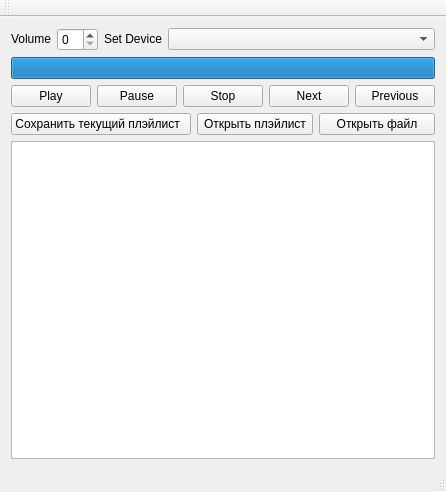
This is mainwindow.ui in temq09/audio_player as Qt 5 draws it before an edit. The edited form follows.
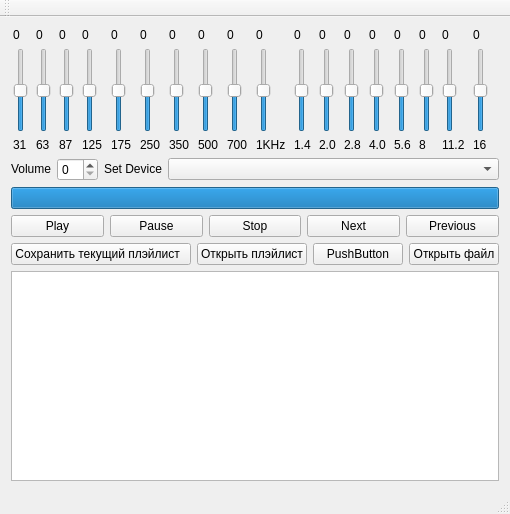
This is the edited form.

```diff
--- a/mainwindow.ui
+++ b/mainwindow.ui
@@ -6,8 +6,8 @@
    <rect>
     <x>0</x>
     <y>0</y>
-    <width>421</width>
-    <height>492</height>
+    <width>510</width>
+    <height>514</height>
    </rect>
   </property>
   <property name="sizePolicy">
@@ -23,6 +23,949 @@
    <layout class="QVBoxLayout" name="verticalLayout_2">
     <item>
      <layout class="QVBoxLayout" name="verticalLayout">
+      <item>
+       <layout class="QHBoxLayout" name="horizontalLayout_4">
+        <property name="sizeConstraint">
+         <enum>QLayout::SetFixedSize</enum>
+        </property>
+        <item>
+         <layout class="QVBoxLayout" name="verticalLayout_4">
+          <item>
+           <widget class="QLabel" name="lb_33">
+            <property name="sizePolicy">
+             <sizepolicy hsizetype="Fixed" vsizetype="Preferred">
+              <horstretch>0</horstretch>
+              <verstretch>0</verstretch>
+             </sizepolicy>
+            </property>
+            <property name="text">
+             <string>0</string>
+            </property>
+           </widget>
+          </item>
+          <item>
+           <widget class="QSlider" name="slider_33">
+            <property name="sizePolicy">
+             <sizepolicy hsizetype="Fixed" vsizetype="Fixed">
+              <horstretch>0</horstretch>
+              <verstretch>0</verstretch>
+             </sizepolicy>
+            </property>
+            <property name="minimum">
+             <number>-15</number>
+            </property>
+            <property name="maximum">
+             <number>15</number>
+            </property>
+            <property name="pageStep">
+             <number>1</number>
+            </property>
+            <property name="orientation">
+             <enum>Qt::Vertical</enum>
+            </property>
+           </widget>
+          </item>
+          <item>
+           <widget class="QLabel" name="label_2">
+            <property name="sizePolicy">
+             <sizepolicy hsizetype="Fixed" vsizetype="Fixed">
+              <horstretch>0</horstretch>
+              <verstretch>0</verstretch>
+             </sizepolicy>
+            </property>
+            <property name="text">
+             <string>31</string>
+            </property>
+           </widget>
+          </item>
+         </layout>
+        </item>
+        <item>
+         <layout class="QVBoxLayout" name="verticalLayout_12">
+          <item>
+           <widget class="QLabel" name="lb_63">
+            <property name="sizePolicy">
+             <sizepolicy hsizetype="Fixed" vsizetype="Preferred">
+              <horstretch>0</horstretch>
+              <verstretch>0</verstretch>
+             </sizepolicy>
+            </property>
+            <property name="text">
+             <string>0</string>
+            </property>
+           </widget>
+          </item>
+          <item>
+           <widget class="QSlider" name="slider_63">
+            <property name="sizePolicy">
+             <sizepolicy hsizetype="Fixed" vsizetype="Fixed">
+              <horstretch>0</horstretch>
+              <verstretch>0</verstretch>
+             </sizepolicy>
+            </property>
+            <property name="minimum">
+             <number>-15</number>
+            </property>
+            <property name="maximum">
+             <number>15</number>
+            </property>
+            <property name="pageStep">
+             <number>1</number>
+            </property>
+            <property name="orientation">
+             <enum>Qt::Vertical</enum>
+            </property>
+           </widget>
+          </item>
+          <item>
+           <widget class="QLabel" name="label_3">
+            <property name="sizePolicy">
+             <sizepolicy hsizetype="Fixed" vsizetype="Fixed">
+              <horstretch>0</horstretch>
+              <verstretch>0</verstretch>
+             </sizepolicy>
+            </property>
+            <property name="text">
+             <string>63</string>
+            </property>
+           </widget>
+          </item>
+         </layout>
+        </item>
+        <item>
+         <layout class="QVBoxLayout" name="verticalLayout_17">
+          <item>
+           <widget class="QLabel" name="lb_87">
+            <property name="sizePolicy">
+             <sizepolicy hsizetype="Fixed" vsizetype="Preferred">
+              <horstretch>0</horstretch>
+              <verstretch>0</verstretch>
+             </sizepolicy>
+            </property>
+            <property name="text">
+             <string>0</string>
+            </property>
+           </widget>
+          </item>
+          <item>
+           <widget class="QSlider" name="slider_87">
+            <property name="sizePolicy">
+             <sizepolicy hsizetype="Fixed" vsizetype="Fixed">
+              <horstretch>0</horstretch>
+              <verstretch>0</verstretch>
+             </sizepolicy>
+            </property>
+            <property name="minimum">
+             <number>-15</number>
+            </property>
+            <property name="maximum">
+             <number>15</number>
+            </property>
+            <property name="pageStep">
+             <number>1</number>
+            </property>
+            <property name="orientation">
+             <enum>Qt::Vertical</enum>
+            </property>
+           </widget>
+          </item>
+          <item>
+           <widget class="QLabel" name="label_18">
+            <property name="sizePolicy">
+             <sizepolicy hsizetype="Fixed" vsizetype="Preferred">
+              <horstretch>0</horstretch>
+              <verstretch>0</verstretch>
+             </sizepolicy>
+            </property>
+            <property name="text">
+             <string>87</string>
+            </property>
+           </widget>
+          </item>
+         </layout>
+        </item>
+        <item>
+         <layout class="QVBoxLayout" name="verticalLayout_11">
+          <item>
+           <widget class="QLabel" name="lb_125">
+            <property name="sizePolicy">
+             <sizepolicy hsizetype="Fixed" vsizetype="Preferred">
+              <horstretch>0</horstretch>
+              <verstretch>0</verstretch>
+             </sizepolicy>
+            </property>
+            <property name="text">
+             <string>0</string>
+            </property>
+           </widget>
+          </item>
+          <item>
+           <widget class="QSlider" name="slider_125">
+            <property name="sizePolicy">
+             <sizepolicy hsizetype="Fixed" vsizetype="Fixed">
+              <horstretch>0</horstretch>
+              <verstretch>0</verstretch>
+             </sizepolicy>
+            </property>
+            <property name="minimum">
+             <number>-15</number>
+            </property>
+            <property name="maximum">
+             <number>15</number>
+            </property>
+            <property name="pageStep">
+             <number>1</number>
+            </property>
+            <property name="orientation">
+             <enum>Qt::Vertical</enum>
+            </property>
+           </widget>
+          </item>
+          <item>
+           <widget class="QLabel" name="label_4">
+            <property name="sizePolicy">
+             <sizepolicy hsizetype="Fixed" vsizetype="Preferred">
+              <horstretch>0</horstretch>
+              <verstretch>0</verstretch>
+             </sizepolicy>
+            </property>
+            <property name="text">
+             <string>125</string>
+            </property>
+           </widget>
+          </item>
+         </layout>
+        </item>
+        <item>
+         <layout class="QVBoxLayout" name="verticalLayout_10">
+          <item>
+           <widget class="QLabel" name="lb_175">
+            <property name="sizePolicy">
+             <sizepolicy hsizetype="Fixed" vsizetype="Preferred">
+              <horstretch>0</horstretch>
+              <verstretch>0</verstretch>
+             </sizepolicy>
+            </property>
+            <property name="text">
+             <string>0</string>
+            </property>
+           </widget>
+          </item>
+          <item>
+           <widget class="QSlider" name="slider_175">
+            <property name="sizePolicy">
+             <sizepolicy hsizetype="Fixed" vsizetype="Fixed">
+              <horstretch>0</horstretch>
+              <verstretch>0</verstretch>
+             </sizepolicy>
+            </property>
+            <property name="minimum">
+             <number>-15</number>
+            </property>
+            <property name="maximum">
+             <number>15</number>
+            </property>
+            <property name="pageStep">
+             <number>1</number>
+            </property>
+            <property name="orientation">
+             <enum>Qt::Vertical</enum>
+            </property>
+           </widget>
+          </item>
+          <item>
+           <widget class="QLabel" name="label_5">
+            <property name="sizePolicy">
+             <sizepolicy hsizetype="Fixed" vsizetype="Preferred">
+              <horstretch>0</horstretch>
+              <verstretch>0</verstretch>
+             </sizepolicy>
+            </property>
+            <property name="text">
+             <string>175</string>
+            </property>
+           </widget>
+          </item>
+         </layout>
+        </item>
+        <item>
+         <layout class="QVBoxLayout" name="verticalLayout_14">
+          <item>
+           <widget class="QLabel" name="lb_250">
+            <property name="sizePolicy">
+             <sizepolicy hsizetype="Fixed" vsizetype="Preferred">
+              <horstretch>0</horstretch>
+              <verstretch>0</verstretch>
+             </sizepolicy>
+            </property>
+            <property name="text">
+             <string>0</string>
+            </property>
+           </widget>
+          </item>
+          <item>
+           <widget class="QSlider" name="slider_250">
+            <property name="sizePolicy">
+             <sizepolicy hsizetype="Fixed" vsizetype="Fixed">
+              <horstretch>0</horstretch>
+              <verstretch>0</verstretch>
+             </sizepolicy>
+            </property>
+            <property name="minimum">
+             <number>-15</number>
+            </property>
+            <property name="maximum">
+             <number>15</number>
+            </property>
+            <property name="pageStep">
+             <number>1</number>
+            </property>
+            <property name="orientation">
+             <enum>Qt::Vertical</enum>
+            </property>
+           </widget>
+          </item>
+          <item>
+           <widget class="QLabel" name="label_6">
+            <property name="sizePolicy">
+             <sizepolicy hsizetype="Fixed" vsizetype="Preferred">
+              <horstretch>0</horstretch>
+              <verstretch>0</verstretch>
+             </sizepolicy>
+            </property>
+            <property name="text">
+             <string>250</string>
+            </property>
+           </widget>
+          </item>
+         </layout>
+        </item>
+        <item>
+         <layout class="QVBoxLayout" name="verticalLayout_21">
+          <item>
+           <widget class="QLabel" name="lb_350">
+            <property name="sizePolicy">
+             <sizepolicy hsizetype="Fixed" vsizetype="Preferred">
+              <horstretch>0</horstretch>
+              <verstretch>0</verstretch>
+             </sizepolicy>
+            </property>
+            <property name="text">
+             <string>0</string>
+            </property>
+           </widget>
+          </item>
+          <item>
+           <widget class="QSlider" name="slider_350">
+            <property name="sizePolicy">
+             <sizepolicy hsizetype="Fixed" vsizetype="Fixed">
+              <horstretch>0</horstretch>
+              <verstretch>0</verstretch>
+             </sizepolicy>
+            </property>
+            <property name="minimum">
+             <number>-15</number>
+            </property>
+            <property name="maximum">
+             <number>15</number>
+            </property>
+            <property name="pageStep">
+             <number>1</number>
+            </property>
+            <property name="orientation">
+             <enum>Qt::Vertical</enum>
+            </property>
+           </widget>
+          </item>
+          <item>
+           <widget class="QLabel" name="label_7">
+            <property name="sizePolicy">
+             <sizepolicy hsizetype="Fixed" vsizetype="Preferred">
+              <horstretch>0</horstretch>
+              <verstretch>0</verstretch>
+             </sizepolicy>
+            </property>
+            <property name="text">
+             <string>350</string>
+            </property>
+           </widget>
+          </item>
+         </layout>
+        </item>
+        <item>
+         <layout class="QVBoxLayout" name="verticalLayout_9">
+          <item>
+           <widget class="QLabel" name="lb_500">
+            <property name="sizePolicy">
+             <sizepolicy hsizetype="Fixed" vsizetype="Preferred">
+              <horstretch>0</horstretch>
+              <verstretch>0</verstretch>
+             </sizepolicy>
+            </property>
+            <property name="text">
+             <string>0</string>
+            </property>
+           </widget>
+          </item>
+          <item>
+           <widget class="QSlider" name="slider_500">
+            <property name="sizePolicy">
+             <sizepolicy hsizetype="Fixed" vsizetype="Fixed">
+              <horstretch>0</horstretch>
+              <verstretch>0</verstretch>
+             </sizepolicy>
+            </property>
+            <property name="minimum">
+             <number>-15</number>
+            </property>
+            <property name="maximum">
+             <number>15</number>
+            </property>
+            <property name="pageStep">
+             <number>1</number>
+            </property>
+            <property name="orientation">
+             <enum>Qt::Vertical</enum>
+            </property>
+           </widget>
+          </item>
+          <item>
+           <widget class="QLabel" name="label_8">
+            <property name="sizePolicy">
+             <sizepolicy hsizetype="Fixed" vsizetype="Preferred">
+              <horstretch>0</horstretch>
+              <verstretch>0</verstretch>
+             </sizepolicy>
+            </property>
+            <property name="text">
+             <string>500</string>
+            </property>
+           </widget>
+          </item>
+         </layout>
+        </item>
+        <item>
+         <layout class="QVBoxLayout" name="verticalLayout_16">
+          <item>
+           <widget class="QLabel" name="lb_700">
+            <property name="sizePolicy">
+             <sizepolicy hsizetype="Fixed" vsizetype="Preferred">
+              <horstretch>0</horstretch>
+              <verstretch>0</verstretch>
+             </sizepolicy>
+            </property>
+            <property name="text">
+             <string>0</string>
+            </property>
+           </widget>
+          </item>
+          <item>
+           <widget class="QSlider" name="slider_700">
+            <property name="sizePolicy">
+             <sizepolicy hsizetype="Fixed" vsizetype="Fixed">
+              <horstretch>0</horstretch>
+              <verstretch>0</verstretch>
+             </sizepolicy>
+            </property>
+            <property name="minimum">
+             <number>-15</number>
+            </property>
+            <property name="maximum">
+             <number>15</number>
+            </property>
+            <property name="pageStep">
+             <number>1</number>
+            </property>
+            <property name="orientation">
+             <enum>Qt::Vertical</enum>
+            </property>
+           </widget>
+          </item>
+          <item>
+           <widget class="QLabel" name="label_9">
+            <property name="sizePolicy">
+             <sizepolicy hsizetype="Fixed" vsizetype="Preferred">
+              <horstretch>0</horstretch>
+              <verstretch>0</verstretch>
+             </sizepolicy>
+            </property>
+            <property name="text">
+             <string>700</string>
+            </property>
+           </widget>
+          </item>
+         </layout>
+        </item>
+        <item>
+         <layout class="QVBoxLayout" name="verticalLayout_20">
+          <item>
+           <widget class="QLabel" name="lb_1000">
+            <property name="sizePolicy">
+             <sizepolicy hsizetype="Fixed" vsizetype="Preferred">
+              <horstretch>0</horstretch>
+              <verstretch>0</verstretch>
+             </sizepolicy>
+            </property>
+            <property name="text">
+             <string>0</string>
+            </property>
+           </widget>
+          </item>
+          <item>
+           <widget class="QSlider" name="slider_1000">
+            <property name="sizePolicy">
+             <sizepolicy hsizetype="Fixed" vsizetype="Fixed">
+              <horstretch>0</horstretch>
+              <verstretch>0</verstretch>
+             </sizepolicy>
+            </property>
+            <property name="minimum">
+             <number>-15</number>
+            </property>
+            <property name="maximum">
+             <number>15</number>
+            </property>
+            <property name="pageStep">
+             <number>1</number>
+            </property>
+            <property name="orientation">
+             <enum>Qt::Vertical</enum>
+            </property>
+           </widget>
+          </item>
+          <item>
+           <widget class="QLabel" name="label_19">
+            <property name="sizePolicy">
+             <sizepolicy hsizetype="Fixed" vsizetype="Preferred">
+              <horstretch>0</horstretch>
+              <verstretch>0</verstretch>
+             </sizepolicy>
+            </property>
+            <property name="text">
+             <string>1KHz</string>
+            </property>
+           </widget>
+          </item>
+         </layout>
+        </item>
+        <item>
+         <layout class="QVBoxLayout" name="verticalLayout_15">
+          <item>
+           <widget class="QLabel" name="lb_1400">
+            <property name="sizePolicy">
+             <sizepolicy hsizetype="Fixed" vsizetype="Preferred">
+              <horstretch>0</horstretch>
+              <verstretch>0</verstretch>
+             </sizepolicy>
+            </property>
+            <property name="text">
+             <string>0</string>
+            </property>
+           </widget>
+          </item>
+          <item>
+           <widget class="QSlider" name="slider_1400">
+            <property name="sizePolicy">
+             <sizepolicy hsizetype="Fixed" vsizetype="Fixed">
+              <horstretch>0</horstretch>
+              <verstretch>0</verstretch>
+             </sizepolicy>
+            </property>
+            <property name="minimum">
+             <number>-15</number>
+            </property>
+            <property name="maximum">
+             <number>15</number>
+            </property>
+            <property name="pageStep">
+             <number>1</number>
+            </property>
+            <property name="orientation">
+             <enum>Qt::Vertical</enum>
+            </property>
+           </widget>
+          </item>
+          <item>
+           <widget class="QLabel" name="label_10">
+            <property name="sizePolicy">
+             <sizepolicy hsizetype="Fixed" vsizetype="Preferred">
+              <horstretch>0</horstretch>
+              <verstretch>0</verstretch>
+             </sizepolicy>
+            </property>
+            <property name="text">
+             <string>1.4</string>
+            </property>
+           </widget>
+          </item>
+         </layout>
+        </item>
+        <item>
+         <layout class="QVBoxLayout" name="verticalLayout_8">
+          <item>
+           <widget class="QLabel" name="lb_2000">
+            <property name="sizePolicy">
+             <sizepolicy hsizetype="Fixed" vsizetype="Preferred">
+              <horstretch>0</horstretch>
+              <verstretch>0</verstretch>
+             </sizepolicy>
+            </property>
+            <property name="text">
+             <string>0</string>
+            </property>
+           </widget>
+          </item>
+          <item>
+           <widget class="QSlider" name="slider_2000">
+            <property name="sizePolicy">
+             <sizepolicy hsizetype="Fixed" vsizetype="Fixed">
+              <horstretch>0</horstretch>
+              <verstretch>0</verstretch>
+             </sizepolicy>
+            </property>
+            <property name="minimum">
+             <number>-15</number>
+            </property>
+            <property name="maximum">
+             <number>15</number>
+            </property>
+            <property name="pageStep">
+             <number>1</number>
+            </property>
+            <property name="orientation">
+             <enum>Qt::Vertical</enum>
+            </property>
+           </widget>
+          </item>
+          <item>
+           <widget class="QLabel" name="label_11">
+            <property name="sizePolicy">
+             <sizepolicy hsizetype="Fixed" vsizetype="Preferred">
+              <horstretch>0</horstretch>
+              <verstretch>0</verstretch>
+             </sizepolicy>
+            </property>
+            <property name="text">
+             <string>2.0</string>
+            </property>
+           </widget>
+          </item>
+         </layout>
+        </item>
+        <item>
+         <layout class="QVBoxLayout" name="verticalLayout_7">
+          <item>
+           <widget class="QLabel" name="lb_2800">
+            <property name="sizePolicy">
+             <sizepolicy hsizetype="Fixed" vsizetype="Preferred">
+              <horstretch>0</horstretch>
+              <verstretch>0</verstretch>
+             </sizepolicy>
+            </property>
+            <property name="text">
+             <string>0</string>
+            </property>
+           </widget>
+          </item>
+          <item>
+           <widget class="QSlider" name="slider_2800">
+            <property name="sizePolicy">
+             <sizepolicy hsizetype="Fixed" vsizetype="Fixed">
+              <horstretch>0</horstretch>
+              <verstretch>0</verstretch>
+             </sizepolicy>
+            </property>
+            <property name="minimum">
+             <number>-15</number>
+            </property>
+            <property name="maximum">
+             <number>15</number>
+            </property>
+            <property name="pageStep">
+             <number>1</number>
+            </property>
+            <property name="orientation">
+             <enum>Qt::Vertical</enum>
+            </property>
+           </widget>
+          </item>
+          <item>
+           <widget class="QLabel" name="label_12">
+            <property name="sizePolicy">
+             <sizepolicy hsizetype="Fixed" vsizetype="Preferred">
+              <horstretch>0</horstretch>
+              <verstretch>0</verstretch>
+             </sizepolicy>
+            </property>
+            <property name="text">
+             <string>2.8</string>
+            </property>
+           </widget>
+          </item>
+         </layout>
+        </item>
+        <item>
+         <layout class="QVBoxLayout" name="verticalLayout_6">
+          <item>
+           <widget class="QLabel" name="lb_4000">
+            <property name="sizePolicy">
+             <sizepolicy hsizetype="Fixed" vsizetype="Preferred">
+              <horstretch>0</horstretch>
+              <verstretch>0</verstretch>
+             </sizepolicy>
+            </property>
+            <property name="text">
+             <string>0</string>
+            </property>
+           </widget>
+          </item>
+          <item>
+           <widget class="QSlider" name="slider_4000">
+            <property name="sizePolicy">
+             <sizepolicy hsizetype="Fixed" vsizetype="Fixed">
+              <horstretch>0</horstretch>
+              <verstretch>0</verstretch>
+             </sizepolicy>
+            </property>
+            <property name="minimum">
+             <number>-15</number>
+            </property>
+            <property name="maximum">
+             <number>15</number>
+            </property>
+            <property name="pageStep">
+             <number>1</number>
+            </property>
+            <property name="orientation">
+             <enum>Qt::Vertical</enum>
+            </property>
+           </widget>
+          </item>
+          <item>
+           <widget class="QLabel" name="label_13">
+            <property name="sizePolicy">
+             <sizepolicy hsizetype="Fixed" vsizetype="Preferred">
+              <horstretch>0</horstretch>
+              <verstretch>0</verstretch>
+             </sizepolicy>
+            </property>
+            <property name="text">
+             <string>4.0</string>
+            </property>
+           </widget>
+          </item>
+         </layout>
+        </item>
+        <item>
+         <layout class="QVBoxLayout" name="verticalLayout_19">
+          <item>
+           <widget class="QLabel" name="lb_5600">
+            <property name="sizePolicy">
+             <sizepolicy hsizetype="Fixed" vsizetype="Preferred">
+              <horstretch>0</horstretch>
+              <verstretch>0</verstretch>
+             </sizepolicy>
+            </property>
+            <property name="text">
+             <string>0</string>
+            </property>
+           </widget>
+          </item>
+          <item>
+           <widget class="QSlider" name="slider_5600">
+            <property name="sizePolicy">
+             <sizepolicy hsizetype="Fixed" vsizetype="Fixed">
+              <horstretch>0</horstretch>
+              <verstretch>0</verstretch>
+             </sizepolicy>
+            </property>
+            <property name="minimum">
+             <number>-15</number>
+            </property>
+            <property name="maximum">
+             <number>15</number>
+            </property>
+            <property name="pageStep">
+             <number>1</number>
+            </property>
+            <property name="orientation">
+             <enum>Qt::Vertical</enum>
+            </property>
+           </widget>
+          </item>
+          <item>
+           <widget class="QLabel" name="label_15">
+            <property name="sizePolicy">
+             <sizepolicy hsizetype="Fixed" vsizetype="Preferred">
+              <horstretch>0</horstretch>
+              <verstretch>0</verstretch>
+             </sizepolicy>
+            </property>
+            <property name="text">
+             <string>5.6</string>
+            </property>
+           </widget>
+          </item>
+         </layout>
+        </item>
+        <item>
+         <layout class="QVBoxLayout" name="verticalLayout_18">
+          <item>
+           <widget class="QLabel" name="lb_8000">
+            <property name="sizePolicy">
+             <sizepolicy hsizetype="Fixed" vsizetype="Preferred">
+              <horstretch>0</horstretch>
+              <verstretch>0</verstretch>
+             </sizepolicy>
+            </property>
+            <property name="text">
+             <string>0</string>
+            </property>
+           </widget>
+          </item>
+          <item>
+           <widget class="QSlider" name="slider_8000">
+            <property name="sizePolicy">
+             <sizepolicy hsizetype="Fixed" vsizetype="Fixed">
+              <horstretch>0</horstretch>
+              <verstretch>0</verstretch>
+             </sizepolicy>
+            </property>
+            <property name="minimum">
+             <number>-15</number>
+            </property>
+            <property name="maximum">
+             <number>15</number>
+            </property>
+            <property name="pageStep">
+             <number>1</number>
+            </property>
+            <property name="orientation">
+             <enum>Qt::Vertical</enum>
+            </property>
+           </widget>
+          </item>
+          <item>
+           <widget class="QLabel" name="label_16">
+            <property name="sizePolicy">
+             <sizepolicy hsizetype="Fixed" vsizetype="Preferred">
+              <horstretch>0</horstretch>
+              <verstretch>0</verstretch>
+             </sizepolicy>
+            </property>
+            <property name="text">
+             <string>8</string>
+            </property>
+           </widget>
+          </item>
+         </layout>
+        </item>
+        <item>
+         <layout class="QVBoxLayout" name="verticalLayout_13">
+          <item>
+           <widget class="QLabel" name="lb_11200">
+            <property name="sizePolicy">
+             <sizepolicy hsizetype="Fixed" vsizetype="Preferred">
+              <horstretch>0</horstretch>
+              <verstretch>0</verstretch>
+             </sizepolicy>
+            </property>
+            <property name="text">
+             <string>0</string>
+            </property>
+           </widget>
+          </item>
+          <item>
+           <widget class="QSlider" name="slider_11200">
+            <property name="sizePolicy">
+             <sizepolicy hsizetype="Fixed" vsizetype="Fixed">
+              <horstretch>0</horstretch>
+              <verstretch>0</verstretch>
+             </sizepolicy>
+            </property>
+            <property name="minimum">
+             <number>-15</number>
+            </property>
+            <property name="maximum">
+             <number>15</number>
+            </property>
+            <property name="pageStep">
+             <number>1</number>
+            </property>
+            <property name="orientation">
+             <enum>Qt::Vertical</enum>
+            </property>
+           </widget>
+          </item>
+          <item>
+           <widget class="QLabel" name="label_17">
+            <property name="sizePolicy">
+             <sizepolicy hsizetype="Fixed" vsizetype="Preferred">
+              <horstretch>0</horstretch>
+              <verstretch>0</verstretch>
+             </sizepolicy>
+            </property>
+            <property name="text">
+             <string>11.2</string>
+            </property>
+           </widget>
+          </item>
+         </layout>
+        </item>
+        <item>
+         <layout class="QVBoxLayout" name="verticalLayout_5">
+          <item>
+           <widget class="QLabel" name="lb_16000">
+            <property name="sizePolicy">
+             <sizepolicy hsizetype="Fixed" vsizetype="Preferred">
+              <horstretch>0</horstretch>
+              <verstretch>0</verstretch>
+             </sizepolicy>
+            </property>
+            <property name="text">
+             <string>0</string>
+            </property>
+           </widget>
+          </item>
+          <item>
+           <widget class="QSlider" name="slider_16000">
+            <property name="sizePolicy">
+             <sizepolicy hsizetype="Fixed" vsizetype="Fixed">
+              <horstretch>0</horstretch>
+              <verstretch>0</verstretch>
+             </sizepolicy>
+            </property>
+            <property name="minimum">
+             <number>-15</number>
+            </property>
+            <property name="maximum">
+             <number>15</number>
+            </property>
+            <property name="pageStep">
+             <number>1</number>
+            </property>
+            <property name="orientation">
+             <enum>Qt::Vertical</enum>
+            </property>
+           </widget>
+          </item>
+          <item>
+           <widget class="QLabel" name="label_14">
+            <property name="sizePolicy">
+             <sizepolicy hsizetype="Fixed" vsizetype="Preferred">
+              <horstretch>0</horstretch>
+              <verstretch>0</verstretch>
+             </sizepolicy>
+            </property>
+            <property name="text">
+             <string>16</string>
+            </property>
+           </widget>
+          </item>
+         </layout>
+        </item>
+       </layout>
+      </item>
       <item>
        <layout class="QHBoxLayout" name="horizontalLayout_3">
         <item>
@@ -131,6 +1074,13 @@
           </property>
          </widget>
         </item>
+        <item>
+         <widget class="QPushButton" name="pushButton">
+          <property name="text">
+           <string>PushButton</string>
+          </property>
+         </widget>
+        </item>
         <item>
          <widget class="QPushButton" name="btn_OpenFile">
           <property name="text">
```
Left out of the diff: 293 changed lines with no effect on the pictures.
